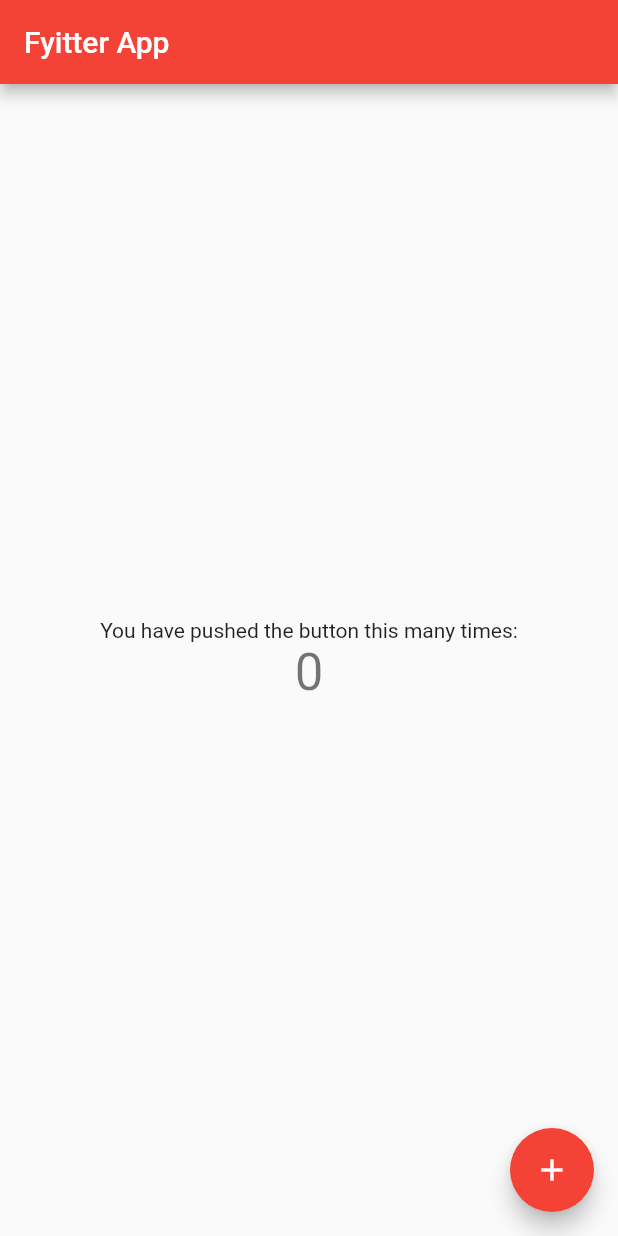
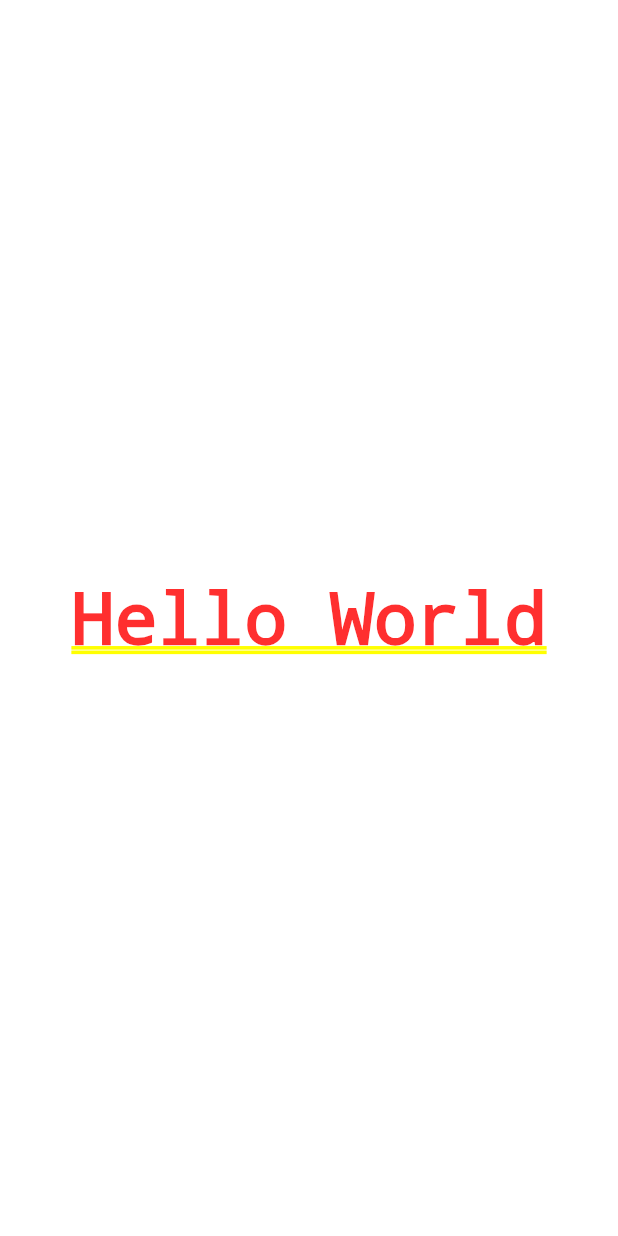
Before and after one commit to zarub2k/fyitter, a Flutter app: the screen it shows after launch, on a phone screen of 412 x 824 dp. Run offline on Flutter 3.47's test engine with Material 2 defaults, Android fonts, the phone set to English and light mode, and no system bars.

Commit message:
Change from scratch is started

```diff
--- a/lib/main.dart
+++ b/lib/main.dart
@@ -1,111 +1,9 @@
 import 'package:flutter/material.dart';
 
-void main() => runApp(FyitterApp());
-
-class FyitterApp extends StatelessWidget {
-  // This widget is the root of your application.
-  @override
-  Widget build(BuildContext context) {
-    return MaterialApp(
-      title: 'Fyitter App',
-      theme: ThemeData(
-        // This is the theme of your application.
-        //
-        // Try running your application with "flutter run". You'll see the
-        // application has a blue toolbar. Then, without quitting the app, try
-        // changing the primarySwatch below to Colors.green and then invoke
-        // "hot reload" (press "r" in the console where you ran "flutter run",
-        // or simply save your changes to "hot reload" in a Flutter IDE).
-        // Notice that the counter didn't reset back to zero; the application
-        // is not restarted.
-        primarySwatch: Colors.red,
-      ),
-      home: MyHomePage(title: 'Fyitter App'),
-    );
-  }
-}
-
-class MyHomePage extends StatefulWidget {
-  MyHomePage({Key key, this.title}) : super(key: key);
-
-  // This widget is the home page of your application. It is stateful, meaning
-  // that it has a State object (defined below) that contains fields that affect
-  // how it looks.
-
-  // This class is the configuration for the state. It holds the values (in this
-  // case the title) provided by the parent (in this case the App widget) and
-  // used by the build method of the State. Fields in a Widget subclass are
-  // always marked "final".
-
-  final String title;
-
-  @override
-  _MyHomePageState createState() => _MyHomePageState();
-}
-
-class _MyHomePageState extends State<MyHomePage> {
-  int _counter = 0;
-
-  void _incrementCounter() {
-    setState(() {
-      // This call to setState tells the Flutter framework that something has
-      // changed in this State, which causes it to rerun the build method below
-      // so that the display can reflect the updated values. If we changed
-      // _counter without calling setState(), then the build method would not be
-      // called again, and so nothing would appear to happen.
-      _counter++;
-    });
-  }
-
-  @override
-  Widget build(BuildContext context) {
-    // This method is rerun every time setState is called, for instance as done
-    // by the _incrementCounter method above.
-    //
-    // The Flutter framework has been optimized to make rerunning build methods
-    // fast, so that you can just rebuild anything that needs updating rather
-    // than having to individually change instances of widgets.
-    return Scaffold(
-      appBar: AppBar(
-        // Here we take the value from the MyHomePage object that was created by
-        // the App.build method, and use it to set our appbar title.
-        title: Text(widget.title),
-      ),
-      body: Center(
-        // Center is a layout widget. It takes a single child and positions it
-        // in the middle of the parent.
-        child: Column(
-          // Column is also a layout widget. It takes a list of children and
-          // arranges them vertically. By default, it sizes itself to fit its
-          // children horizontally, and tries to be as tall as its parent.
-          //
-          // Invoke "debug painting" (press "p" in the console, choose the
-          // "Toggle Debug Paint" action from the Flutter Inspector in Android
-          // Studio, or the "Toggle Debug Paint" command in Visual Studio Code)
-          // to see the wireframe for each widget.
-          //
-          // Column has various properties to control how it sizes itself and
-          // how it positions its children. Here we use mainAxisAlignment to
-          // center the children vertically; the main axis here is the vertical
-          // axis because Columns are vertical (the cross axis would be
-          // horizontal).
-          mainAxisAlignment: MainAxisAlignment.center,
-          children: <Widget>[
-            Text(
-              'You have pushed the button this many times:',
-            ),
-            Text(
-              '$_counter',
-              style: Theme.of(context).textTheme.display1,
-            ),
-          ],
+void main() => runApp(
+      MaterialApp(
+        home: Center(
+          child: Text('Hello World'),
         ),
       ),
-      floatingActionButton: FloatingActionButton(
-        onPressed: _incrementCounter,
-        tooltip: 'Increment',
-        child: Icon(Icons.add),
-      ), // This trailing comma makes auto-formatting nicer for build methods.
     );
-  }
-}
```
Also changed, not shown: 1 other file.
